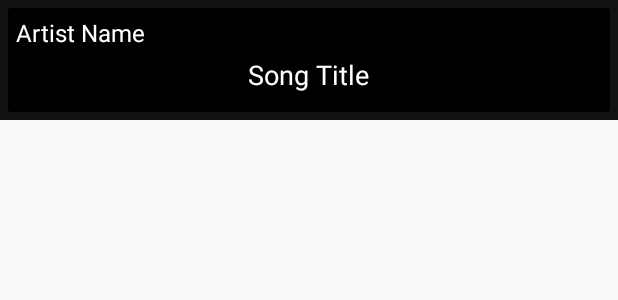
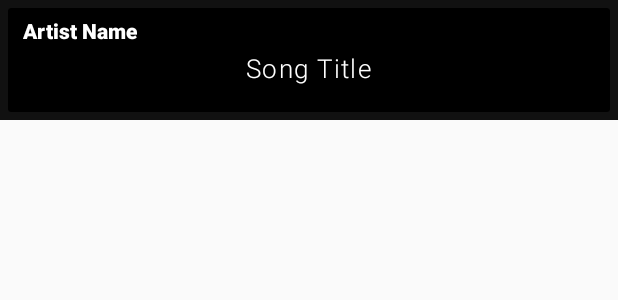
Before and after one commit to Travis40508/FurbLyrics, an Android app: the layout item_song_listing.xml on its own in the app's theme, with its tools: preview values and no code run, on a phone screen of 412 x 824 dp. Shown: the top 300 px of the screen. Run offline under Robolectric (Android 15) with nearby library versions, the phone set to English and light mode, and no system bars.

Commit message:
[DESIGN] UI tweaks to improve appearance.

```diff
--- a/app/build.gradle
+++ b/app/build.gradle
@@ -6,7 +6,7 @@ android {
         applicationId "com.tressler.travistressler.lyricspal"
         minSdkVersion 21
         targetSdkVersion 26
-        versionCode 4
+        versionCode 5
         versionName "1.0"
         testInstrumentationRunner "android.support.test.runner.AndroidJUnitRunner"
     }
--- a/app/src/main/res/layout/fragment_single_lyrics.xml
+++ b/app/src/main/res/layout/fragment_single_lyrics.xml
@@ -32,6 +32,8 @@
 
 
         <TextView
+            android:layout_marginTop="10dp"
+            android:fontFamily="sans-serif-medium"
             android:textColor="@android:color/white"
             android:id="@+id/single_lyrics_title"
             android:layout_gravity="center_horizontal"
--- a/app/src/main/res/layout/item_playlist.xml
+++ b/app/src/main/res/layout/item_playlist.xml
@@ -13,6 +13,8 @@
         app:cardBackgroundColor="#000">
 
         <TextView
+            android:textStyle="bold"
+            android:fontFamily="sans-serif-medium"
             android:layout_gravity="center"
             android:id="@+id/item_play_list_title"
             android:text="Setlist Title"
@@ -21,7 +23,7 @@
             app:layout_constraintRight_toRightOf="parent"
             app:layout_constraintLeft_toLeftOf="parent"
             android:textColor="@android:color/white"
-            android:textSize="18sp"
+            android:textSize="17sp"
             android:layout_width="wrap_content"
             android:layout_height="wrap_content" />
 
--- a/app/src/main/res/layout/item_song_listing.xml
+++ b/app/src/main/res/layout/item_song_listing.xml
@@ -14,20 +14,25 @@
         app:cardBackgroundColor="#000">
 
         <TextView
+            android:fontFamily="sans-serif-medium"
+            android:textStyle="bold"
             android:layout_gravity="start|top"
             android:id="@+id/item_artist_name"
             app:layout_constraintLeft_toLeftOf="parent"
             app:layout_constraintTop_toTopOf="parent"
-            android:layout_margin="5dp"
+            android:layout_marginTop="5dp"
+            android:layout_marginLeft="10dp"
             android:maxLines="1"
             android:text="Artist Name"
             android:textColor="@android:color/white"
-            android:textSize="16sp"
+            android:textSize="14sp"
             android:layout_width="wrap_content"
             android:layout_height="wrap_content" />
 
         <TextView
-            android:layout_marginTop="10dp"
+            android:letterSpacing=".05"
+            android:fontFamily="sans-serif-light"
+            android:layout_marginTop="5dp"
             android:layout_marginRight="25dp"
             android:layout_marginLeft="25dp"
             android:layout_gravity="center"
@@ -41,7 +46,7 @@
             app:layout_constraintRight_toRightOf="parent"
             app:layout_constraintLeft_toLeftOf="parent"
             android:textColor="@android:color/white"
-            android:textSize="18sp"
+            android:textSize="17sp"
             android:layout_width="wrap_content"
             android:layout_height="wrap_content" />
 
--- a/app/src/main/res/layout/view_lyrics.xml
+++ b/app/src/main/res/layout/view_lyrics.xml
@@ -12,6 +12,8 @@
 
 
         <TextView
+            android:layout_marginTop="10dp"
+            android:fontFamily="sans-serif-medium"
             android:textColor="@android:color/white"
             android:id="@+id/lyrics_title"
             android:layout_gravity="center_horizontal"
```
